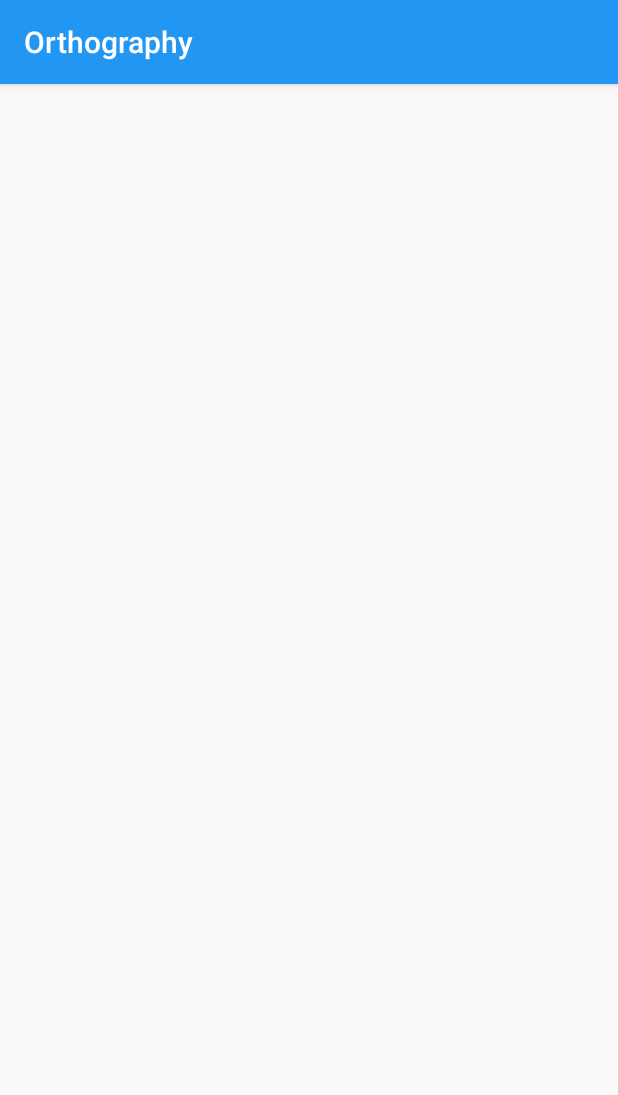
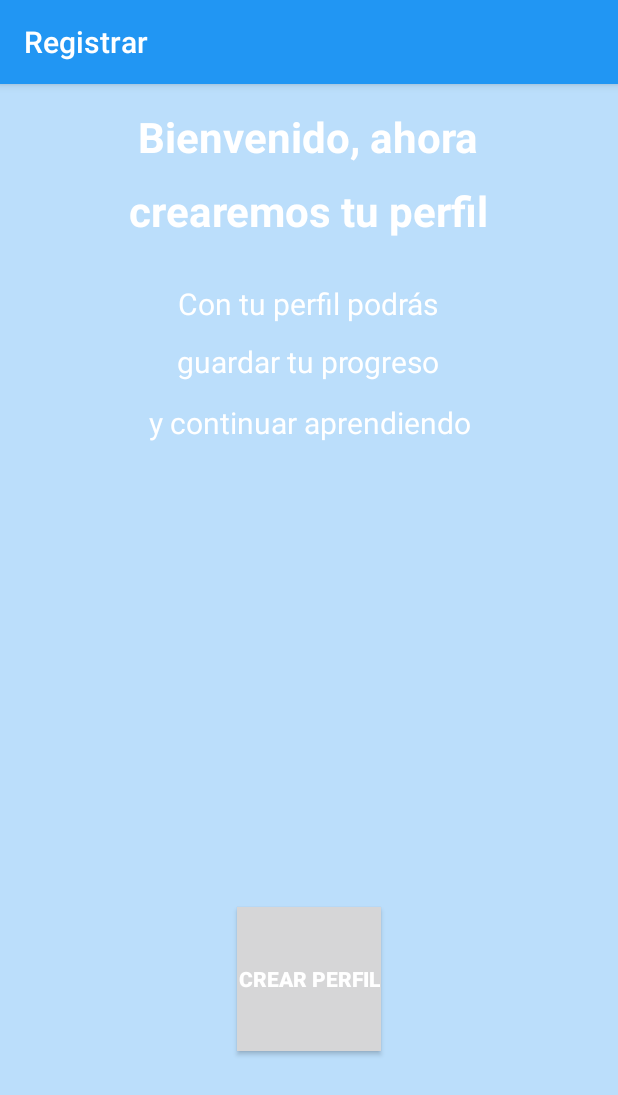
Before and after one commit to edward25nov/orthography, an Android app: the Registrar1 screen opened directly, with no data from a screen before it, on a phone screen of 412 x 824 dp. Shown: the top 1095 px of the screen. Run offline under Robolectric (Android 15) with nearby library versions, the phone set to English and light mode, and no system bars.

Commit message:
agregue los servicios de login y registrar..

```diff
--- a/app/build.gradle
+++ b/app/build.gradle
@@ -26,4 +26,5 @@ dependencies {
     compile 'com.android.support:design:24.2.1'
     compile 'com.android.support:support-v4:24.2.1'
     compile files('libs/ksoap2-android-assembly-2.6.0-jar-with-dependencies.jar')
+    compile files('libs/android-saripaar-2.0.2.jar')
 }
--- a/app/src/main/java/com/example/edward/orthography/Presentacion.java
+++ b/app/src/main/java/com/example/edward/orthography/Presentacion.java
@@ -24,7 +24,7 @@ public class Presentacion extends AppCompatActivity {
         nueva.setOnClickListener(new View.OnClickListener() {
             @Override
             public void onClick(View v) {
-                startActivity(new Intent(Presentacion.this,MainActivity.class));
+                startActivity(new Intent(Presentacion.this,Registrar1.class));
             }
         });
     }
--- a/app/src/main/java/com/example/edward/orthography/Registrar1.java
+++ b/app/src/main/java/com/example/edward/orthography/Registrar1.java
@@ -1,7 +1,10 @@
 package com.example.edward.orthography;
 
+import android.content.Intent;
 import android.support.v7.app.AppCompatActivity;
 import android.os.Bundle;
+import android.view.View;
+import android.widget.Button;
 
 public class Registrar1 extends AppCompatActivity {
 
@@ -9,5 +12,18 @@ public class Registrar1 extends AppCompatActivity {
     protected void onCreate(Bundle savedInstanceState) {
         super.onCreate(savedInstanceState);
         setContentView(R.layout.activity_registrar1);
+        acceder();
     }
+
+    public void acceder(){
+        Button nueva = (Button) findViewById(R.id.btnregistrar1);
+        nueva.setOnClickListener(new View.OnClickListener() {
+            @Override
+            public void onClick(View v) {
+                startActivity(new Intent(Registrar1.this,Registrar2.class));
+            }
+        });
+
+    }
+
 }
--- a/app/src/main/res/layout/activity_login.xml
+++ b/app/src/main/res/layout/activity_login.xml
@@ -8,7 +8,7 @@
     android:paddingRight="@dimen/activity_horizontal_margin"
     android:paddingTop="@dimen/activity_vertical_margin"
     tools:context="com.example.edward.orthography.Login"
-    android:background="@color/azul500">
+    android:background="@color/azul100">
 
     <EditText
         android:layout_width="wrap_content"
--- a/app/src/main/res/layout/activity_registrar1.xml
+++ b/app/src/main/res/layout/activity_registrar1.xml
@@ -8,6 +8,78 @@
     android:paddingLeft="@dimen/activity_horizontal_margin"
     android:paddingRight="@dimen/activity_horizontal_margin"
     android:paddingTop="@dimen/activity_vertical_margin"
-    tools:context="com.example.edward.orthography.Registrar1">
+    tools:context="com.example.edward.orthography.Registrar1"
+    android:background="@color/azul100">
 
+    <TextView
+        android:text="@string/Registrar1_txt"
+        android:layout_width="wrap_content"
+        android:layout_height="wrap_content"
+        android:layout_alignParentTop="true"
+        android:layout_centerHorizontal="true"
+        android:id="@+id/txtregistrar1"
+        android:textColor="@android:color/white"
+        android:textStyle="bold"
+        android:textSize="28sp" />
+
+    <TextView
+        android:text="@string/Registrar11_txt"
+        android:layout_width="wrap_content"
+        android:layout_height="wrap_content"
+        android:layout_below="@+id/txtregistrar1"
+        android:layout_centerHorizontal="true"
+        android:layout_marginTop="11dp"
+        android:id="@+id/txtregistrar11"
+        android:textColor="@android:color/white"
+        android:textStyle="bold"
+        android:textSize="@dimen/tamanio_titulos"
+        tools:ignore="InvalidId" />
+
+    <TextView
+        android:text="@string/contenidoregistrar1"
+        android:layout_width="wrap_content"
+        android:layout_height="wrap_content"
+        android:layout_below="@+id/txtregistrar11"
+        android:layout_centerHorizontal="true"
+        android:layout_marginTop="29dp"
+        android:id="@+id/txtreg1"
+        android:textColor="@android:color/white"
+        android:textSize="20sp"
+        android:textAlignment="center" />
+
+    <Button
+        android:text="@string/crearperfil"
+        android:layout_width="wrap_content"
+        android:layout_height="wrap_content"
+        android:layout_alignParentBottom="true"
+        android:layout_centerHorizontal="true"
+        android:layout_marginBottom="107dp"
+        android:id="@+id/btnregistrar1"
+        android:background="@drawable/bk_boton_plano"
+        android:textColor="@android:color/white"
+        android:textStyle="bold" />
+
+    <TextView
+        android:text="@string/contenidoregistrar2"
+        android:layout_width="wrap_content"
+        android:layout_height="wrap_content"
+        android:layout_below="@+id/txtreg1"
+        android:layout_centerHorizontal="true"
+        android:layout_marginTop="11dp"
+        android:id="@+id/txtreg2"
+        android:textColor="@android:color/white"
+        android:textSize="20sp"
+        android:textAlignment="center" />
+
+    <TextView
+        android:text="@string/contenidoregistrar3"
+        android:layout_width="wrap_content"
+        android:layout_height="wrap_content"
+        android:layout_below="@+id/txtreg2"
+        android:layout_centerHorizontal="true"
+        android:layout_marginTop="13dp"
+        android:id="@+id/txtreg3"
+        android:textColor="@android:color/white"
+        android:textSize="20sp"
+        android:textAlignment="center" />
 </RelativeLayout>
--- a/app/src/main/res/values/colors.xml
+++ b/app/src/main/res/values/colors.xml
@@ -8,7 +8,7 @@
     <!-- Paleta #1 -->
     <color name="azul700">#1976d2</color>
     <color name="azul500">#2196f3</color>
-    <color name="azul100">#BBDEFB</color>
+    <color name="azul100">#bbdefb</color>
 
     <!-- Paleta #2 -->
     <color name="rosa500">#EC407A</color>
--- a/app/src/main/res/values/dimens.xml
+++ b/app/src/main/res/values/dimens.xml
@@ -6,4 +6,5 @@
     <dimen name="activity_horizontal_margin">16dp</dimen>
     <dimen name="activity_vertical_margin">16dp</dimen>
     <dimen name="fab_margin">16dp</dimen>
+    <dimen name="tamanio_titulos">28sp</dimen>
 </resources>
--- a/app/src/main/res/values/strings.xml
+++ b/app/src/main/res/values/strings.xml
@@ -30,6 +30,7 @@
     <string name="SoyNuevo">Soy Nuevo</string>
     <string name="tengoCuenta">Tengo Cuenta</string>
     <string name="title_activity_login">Login</string>
+    <string name="title_activity_registrar1">Registrar</string>
 
     <string name="login">Iniciar sesión</string>
     <string name="hint1">E-mail</string>
@@ -37,4 +38,12 @@
     <string name="restablecer"><u>Restablecer contraseña</u> </string>
     <string name="stringAvatar">Edward Gómez</string>
     <string name="stringCorreoAvatar">edward25nov@gmail.com</string>
+    <string name="Registrar1_txt">Bienvenido, ahora</string>
+    <string name="Registrar11_txt">crearemos tu perfil</string>
+    <string name="contenidoregistrar1">Con tu perfil podrás</string>
+    <string name="contenidoregistrar2">guardar tu progreso</string>
+    <string name="contenidoregistrar3">y continuar aprendiendo</string>
+
+    <string name="crearperfil">Crear perfil</string>
+    <string name="e_mail">E-mail</string>
 </resources>
```
Also changed, not shown: app/src/main/AndroidManifest.xml (+25 -2 lines), app/src/main/java/com/example/edward/orthography/Login.java (+129 -11 lines), app/src/main/java/com/example/edward/orthography/Registrar2.java (added, +188 -0 lines), app/src/main/res/layout/activity_registrar2.xml (added, +67 -0 lines), 97 other files.
